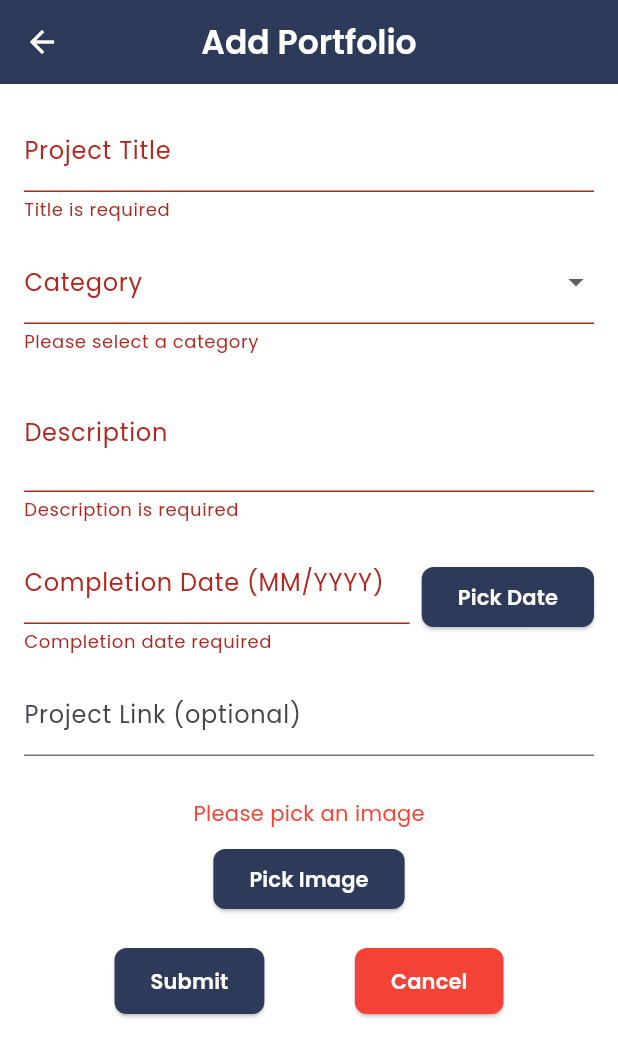
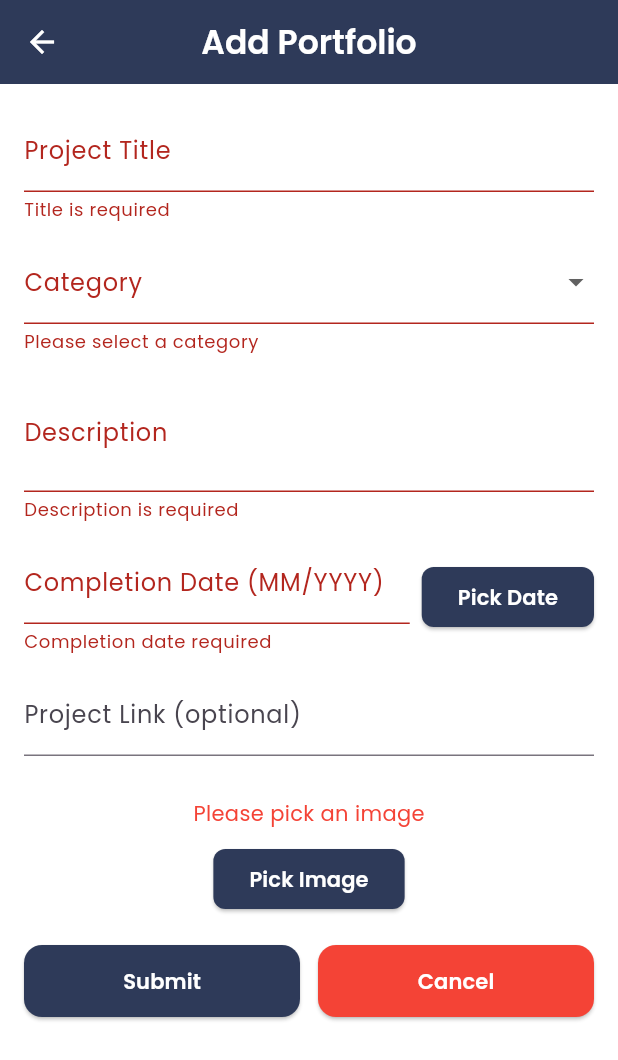
Before and after one commit to halolutfii/assigment-flutter, a Flutter app: the AddPortfolioScreen screen opened by its route, after a tap on "Submit", on a phone screen of 412 x 824 dp. Shown: the top 1060 px of the screen. Run offline on Flutter 3.47's test engine with Material 3 defaults, Android fonts, the phone set to English and light mode, and no system bars; our stand-ins replace cookie_jar, dio, dio_cookie_manager, google_fonts, image_picker, shared_preferences; accounts and stored records are empty; network calls fail.

```diff
--- a/lib/screens/addpotofolioscreen.dart
+++ b/lib/screens/addpotofolioscreen.dart
@@ -11,6 +11,7 @@ class AddPortfolioScreen extends StatefulWidget {
 }
 
 class _AddPortfolioScreenState extends State<AddPortfolioScreen> {
+  bool isLoading = false;
   String? imageError;
 
   @override
@@ -49,7 +50,7 @@ class _AddPortfolioScreenState extends State<AddPortfolioScreen> {
                 decoration: const InputDecoration(labelText: 'Category'),
                 dropdownColor: Colors.white,
                 value: provider.selectedCategory,
-                items: ['Website', 'Mobile App', 'Other']
+                items: ['Website App', 'Mobile App']
                     .map((cat) => DropdownMenuItem(
                           value: cat,
                           child: Text(cat),
@@ -182,45 +183,70 @@ class _AddPortfolioScreenState extends State<AddPortfolioScreen> {
 
               // Action Buttons
               Row(
-                mainAxisAlignment: MainAxisAlignment.spaceEvenly,
                 children: [
-                  // Submit
-                  ElevatedButton(
-                    style: ElevatedButton.styleFrom(
-                      backgroundColor: const Color(0xFF2E3A59),
-                      padding: const EdgeInsets.symmetric(
-                          horizontal: 24, vertical: 12),
-                      shape: RoundedRectangleBorder(
-                        borderRadius: BorderRadius.circular(8),
-                      ),
-                    ),
-                    onPressed: () {
+                  Expanded(
+                    child: ElevatedButton(
+                      onPressed: isLoading
+                          ? null
+                          : () async {
                               bool valid = provider.formKey.currentState!.validate();
                               if (provider.selectedImage == null) {
                                 setState(() {
                                   imageError = 'Please pick an image';
                                 });
                                 valid = false;
+                              } else {
+                                setState(() {
+                                  imageError = null;
+                                });
                               }
+
                               if (valid) {
-                        provider.saveForm(context);
+                                setState(() {
+                                  isLoading = true;
+                                });
+                                try {
+                                  await provider.saveForm(context);
+                                } finally {
+                                  if (mounted) {
+                                    setState(() {
+                                      isLoading = false;
+                                    });
+                                  }
+                                }
                               }
                             },
-                    child: const Text(
-                      'Submit',
-                      style:
-                          TextStyle(color: Colors.white, fontWeight: FontWeight.w600),
+                      style: ElevatedButton.styleFrom(
+                        backgroundColor: const Color(0xFF2E3A59),
+                        padding: const EdgeInsets.symmetric(vertical: 14),
+                        shape: RoundedRectangleBorder(
+                          borderRadius: BorderRadius.circular(12),
                         ),
                       ),
-
-                  // Cancel
-                  ElevatedButton(
+                      child: isLoading
+                          ? const SizedBox(
+                              height: 20,
+                              width: 20,
+                              child: CircularProgressIndicator(
+                                color: Colors.white,
+                                strokeWidth: 2,
+                              ),
+                            )
+                          : const Text(
+                              'Submit',
+                              style: TextStyle(
+                                  color: Colors.white, fontWeight: FontWeight.w600),
+                            ),
+                    ),
+                  ),
+                  const SizedBox(width: 12),
+                  Expanded(
+                    child: ElevatedButton(
                       style: ElevatedButton.styleFrom(
                         backgroundColor: Colors.red,
-                      padding: const EdgeInsets.symmetric(
-                          horizontal: 24, vertical: 12),
+                        padding: const EdgeInsets.symmetric(vertical: 14),
                         shape: RoundedRectangleBorder(
-                        borderRadius: BorderRadius.circular(8),
+                          borderRadius: BorderRadius.circular(12),
                         ),
                       ),
                       onPressed: () {
@@ -270,12 +296,12 @@ class _AddPortfolioScreenState extends State<AddPortfolioScreen> {
                       },
                       child: const Text(
                         'Cancel',
-                      style:
-                          TextStyle(color: Colors.white, fontWeight: FontWeight.w600),
+                        style: TextStyle(color: Colors.white, fontWeight: FontWeight.w600),
+                      ),
                     ),
                   ),
                 ],
-              ),
+              )
             ],
           ),
         ),
--- a/lib/screens/tabs/all_tab.dart
+++ b/lib/screens/tabs/all_tab.dart
@@ -10,6 +10,9 @@ class AllTab extends StatelessWidget {
   Widget build(BuildContext context) {
     final portfolioProvider = Provider.of<PortofolioProvider>(context);
 
+    if (portfolioProvider.isLoading) {
+      return const Center(child: CircularProgressIndicator());
+    }
     if (portfolioProvider.portofolios.isEmpty) {
       return const Center(child: Text("No portfolio yet"));
     }
--- a/lib/screens/tabs/mobile_tab.dart
+++ b/lib/screens/tabs/mobile_tab.dart
@@ -9,6 +9,10 @@ class MobileTab extends StatelessWidget {
   @override
   Widget build(BuildContext context) {
     final portfolioProvider = Provider.of<PortofolioProvider>(context);
+
+    if (portfolioProvider.isLoading) {
+      return const Center(child: CircularProgressIndicator());
+    }
 
     final mobileItems = portfolioProvider.portofolios
         .where((p) => p.category.toLowerCase() == "mobile app")
--- a/lib/screens/tabs/web_tab.dart
+++ b/lib/screens/tabs/web_tab.dart
@@ -9,6 +9,10 @@ class WebTab extends StatelessWidget {
   @override
   Widget build(BuildContext context) {
     final portfolioProvider = Provider.of<PortofolioProvider>(context);
+
+    if (portfolioProvider.isLoading) {
+      return const Center(child: CircularProgressIndicator());
+    }
 
     final webItems = portfolioProvider.portofolios
         .where((p) => p.category.toLowerCase() == "website app")
--- a/lib/services/api_service.dart
+++ b/lib/services/api_service.dart
@@ -28,10 +28,4 @@ class ApiService {
   Future<Response> getCurrentUser() async {
     return dio.get('/auth/getuser'); // cookie otomatis dipakai
   }
-
-  Future<Response> logout() async {
-    final response = await dio.post('/auth/logout');
-    await cookieJar.deleteAll(); // hapus cookie lokal
-    return response;
-  }
 }
```
Also changed, not shown: lib/providers/portofolio_providers.dart (+33 -9 lines), lib/services/portofolio_service.dart (+10 -4 lines), lib/widgets/drawer.dart (+39 -3 lines), lib/widgets/project_card.dart (+9 -5 lines). Lines whose indentation alone changed are shown as unchanged.
